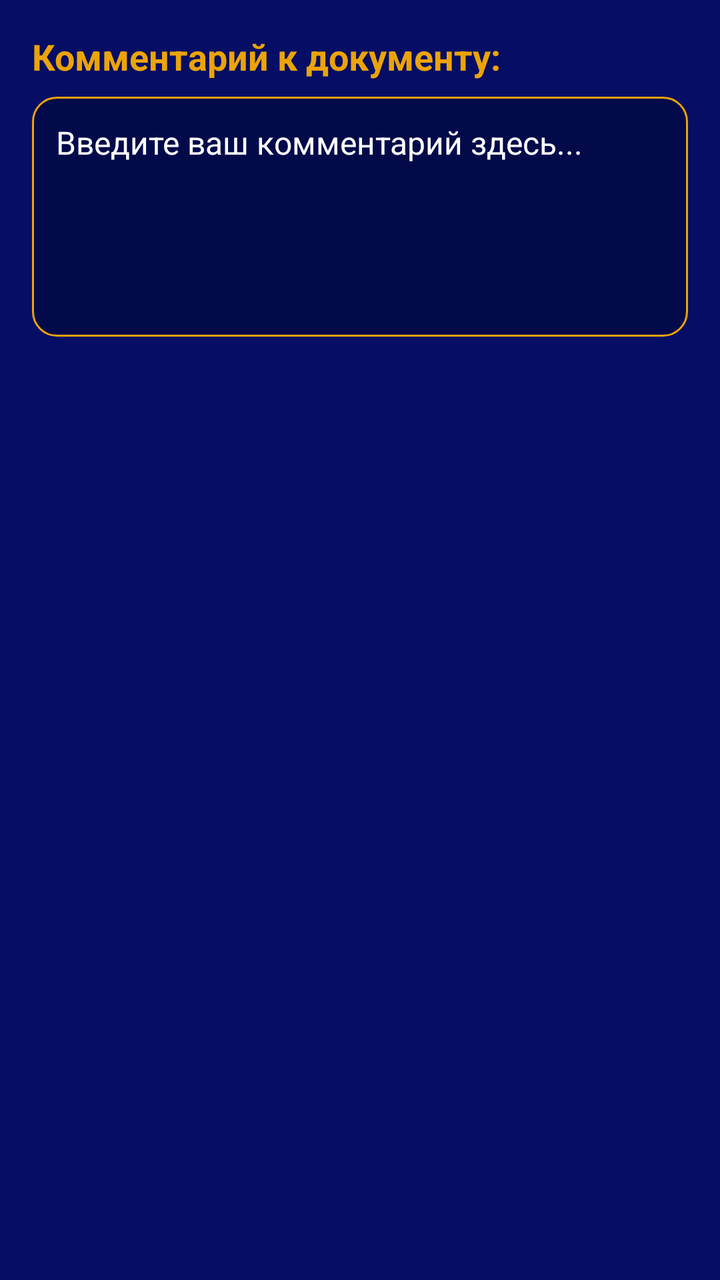
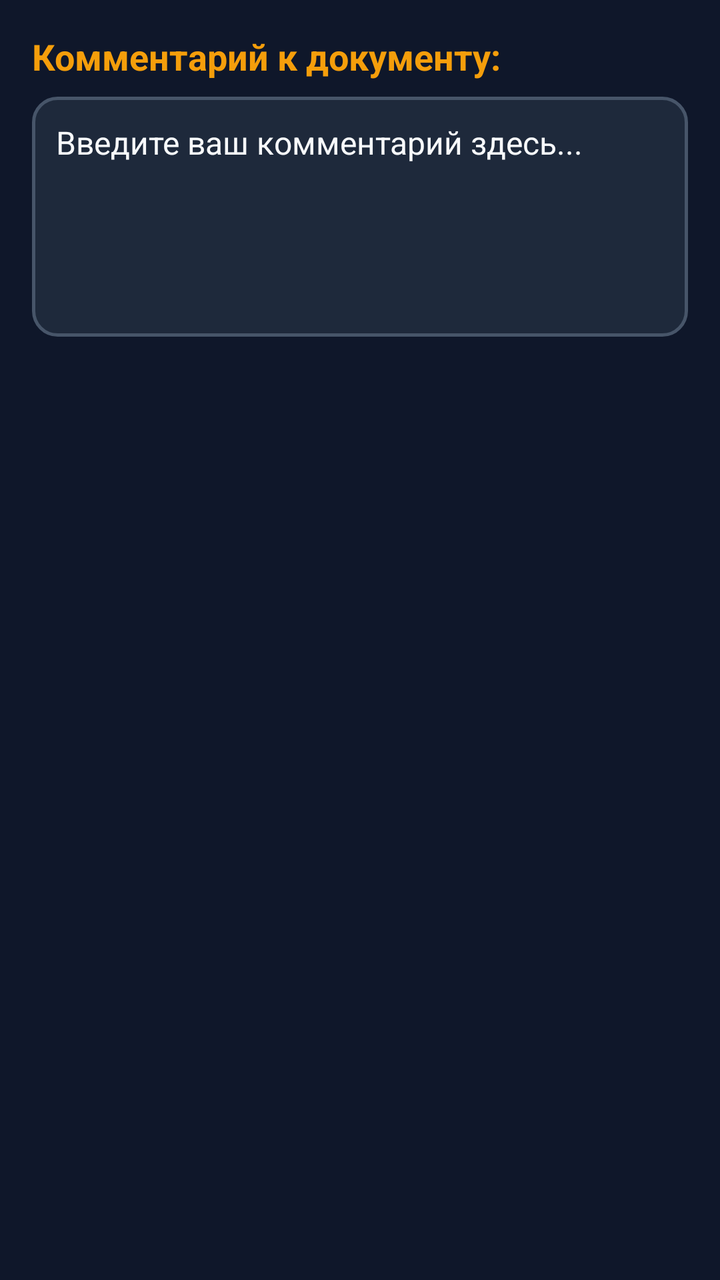

An Android layout rendered at two revisions. The XML below is the earlier revision; the diff shows what the commit changed to produce the second picture.
<!-- AndroidManifest.xml: application theme Theme.ScannerKotlin -->
<!-- res/layout/item_document_comment.xml -->
<?xml version="1.0" encoding="utf-8"?>
<LinearLayout xmlns:android="http://schemas.android.com/apk/res/android"
    android:layout_width="match_parent"
    android:layout_height="wrap_content"
    android:descendantFocusability="beforeDescendants"
    android:focusableInTouchMode="true"
    android:orientation="vertical"
    android:paddingStart="16dp"
    android:paddingTop="16dp"
    android:paddingEnd="16dp"
    android:paddingBottom="24dp"
    android:background="@color/dark_blue">

    <TextView
        android:layout_width="wrap_content"
        android:layout_height="wrap_content"
        android:layout_marginBottom="8dp"
        android:text="Комментарий к документу:"
        android:textColor="@color/yellow"
        android:textSize="18sp"
        android:textStyle="bold" />

    <EditText
        android:id="@+id/etDocumentComment"
        android:layout_width="match_parent"
        android:layout_height="wrap_content"
        android:background="@drawable/input_field_yellow_border_blue_bg"
        android:gravity="top|start"
        android:hint="Введите ваш комментарий здесь..."
        android:textColorHint="@color/white"
        android:inputType="textMultiLine|textCapSentences"
        android:minHeight="120dp"
        android:padding="12dp"
        android:textSize="16sp"
        android:textColor="@color/white"/>
</LinearLayout>
<!-- resources referenced by this layout -->
<resources>
  <color name="dark_blue">#050E64</color>
  <color name="white">#FFFFFFFF</color>
  <color name="yellow">#EBA308</color>
  <!-- drawable input_field_yellow_border_blue_bg (drawable) -->
  <?xml version="1.0" encoding="utf-8"?>
  <selector xmlns:android="http://schemas.android.com/apk/res/android">
  
      <item android:state_focused="true">
          <shape android:shape="rectangle">
              <solid android:color="@color/field_blue"/>
              <corners android:radius="12dp"/>
  
              <stroke android:width="2.5dp" android:color="@color/glowing_yellow"/>
              <padding
                  android:left="10dp"
                  android:right="10dp"
                  android:top="8dp"
                  android:bottom="8dp"/>
          </shape>
      </item>
  
  
      <item>
          <shape android:shape="rectangle">
              <solid android:color="@color/field_blue"/>
              <corners android:radius="12dp"/>
              <stroke android:width="1dp" android:color="@color/yellow"/>
              <padding
                  android:left="10dp"
                  android:right="10dp"
                  android:top="8dp"
                  android:bottom="8dp"/>
          </shape>
      </item>
  </selector>
  <style name="Theme.ScannerKotlin" parent="Base.Theme.ScannerKotlin" />
  <color name="field_blue">#030A4A</color>
  <color name="glowing_yellow">#FFFFE0</color>
  <style name="Base.Theme.ScannerKotlin" parent="Theme.Material3.DayNight.NoActionBar">
          
          
      </style>
</resources>

<!-- the commit's change to res/layout/item_document_comment.xml (unified diff, before → after) -->
@@ -1,36 +1,41 @@
 <?xml version="1.0" encoding="utf-8"?>
-<LinearLayout xmlns:android="http://schemas.android.com/apk/res/android"
+<FrameLayout xmlns:android="http://schemas.android.com/apk/res/android"
     android:layout_width="match_parent"
-    android:layout_height="wrap_content"
-    android:descendantFocusability="beforeDescendants"
-    android:focusableInTouchMode="true"
-    android:orientation="vertical"
-    android:paddingStart="16dp"
-    android:paddingTop="16dp"
-    android:paddingEnd="16dp"
-    android:paddingBottom="24dp"
+    android:layout_height="match_parent"
     android:background="@color/dark_blue">
 
-    <TextView
-        android:layout_width="wrap_content"
-        android:layout_height="wrap_content"
-        android:layout_marginBottom="8dp"
-        android:text="Комментарий к документу:"
-        android:textColor="@color/yellow"
-        android:textSize="18sp"
-        android:textStyle="bold" />
-
-    <EditText
-        android:id="@+id/etDocumentComment"
+    <LinearLayout
         android:layout_width="match_parent"
         android:layout_height="wrap_content"
-        android:background="@drawable/input_field_yellow_border_blue_bg"
-        android:gravity="top|start"
-        android:hint="Введите ваш комментарий здесь..."
-        android:textColorHint="@color/white"
-        android:inputType="textMultiLine|textCapSentences"
-        android:minHeight="120dp"
-        android:padding="12dp"
-        android:textSize="16sp"
-        android:textColor="@color/white"/>
-</LinearLayout>
+        android:descendantFocusability="beforeDescendants"
+        android:focusableInTouchMode="true"
+        android:orientation="vertical"
+        android:paddingStart="16dp"
+        android:paddingTop="16dp"
+        android:paddingEnd="16dp"
+        android:paddingBottom="24dp">
+
+        <TextView
+            android:layout_width="wrap_content"
+            android:layout_height="wrap_content"
+            android:layout_marginBottom="8dp"
+            android:text="Комментарий к документу:"
+            android:textColor="@color/yellow"
+            android:textSize="18sp"
+            android:textStyle="bold" />
+
+        <EditText
+            android:id="@+id/etDocumentComment"
+            android:layout_width="match_parent"
+            android:layout_height="wrap_content"
+            android:background="@drawable/input_field_yellow_border_blue_bg"
+            android:gravity="top|start"
+            android:hint="Введите ваш комментарий здесь..."
+            android:textColorHint="@color/white"
+            android:inputType="textMultiLine|textCapSentences"
+            android:minHeight="120dp"
+            android:padding="12dp"
+            android:textSize="16sp"
+            android:textColor="@color/white"/>
+    </LinearLayout>
+</FrameLayout>
<!-- resource entries referenced after the edit -->
@@ -1,8 +1,8 @@
 <!-- resources referenced by this layout -->
 <resources>
-  <color name="dark_blue">#050E64</color>
-  <color name="white">#FFFFFFFF</color>
-  <color name="yellow">#EBA308</color>
+  <color name="dark_blue">#FF0F172A</color>
+  <color name="white">#FFF8FAFC</color>
+  <color name="yellow">#FFF59E0B</color>
   <!-- drawable input_field_yellow_border_blue_bg (drawable) -->
   <?xml version="1.0" encoding="utf-8"?>
   <selector xmlns:android="http://schemas.android.com/apk/res/android">
@@ -11,36 +11,66 @@
           <shape android:shape="rectangle">
               <solid android:color="@color/field_blue"/>
               <corners android:radius="12dp"/>
-  
-              <stroke android:width="2.5dp" android:color="@color/glowing_yellow"/>
-              <padding
-                  android:left="10dp"
-                  android:right="10dp"
-                  android:top="8dp"
-                  android:bottom="8dp"/>
+              <stroke android:width="1.5dp" android:color="@color/glowing_yellow"/>
           </shape>
       </item>
-  
   
       <item>
           <shape android:shape="rectangle">
               <solid android:color="@color/field_blue"/>
               <corners android:radius="12dp"/>
-              <stroke android:width="1dp" android:color="@color/yellow"/>
-              <padding
-                  android:left="10dp"
-                  android:right="10dp"
-                  android:top="8dp"
-                  android:bottom="8dp"/>
+              <stroke android:width="1.5dp" android:color="@color/stroke_muted"/>
           </shape>
       </item>
   </selector>
   <style name="Theme.ScannerKotlin" parent="Base.Theme.ScannerKotlin" />
-  <color name="field_blue">#030A4A</color>
-  <color name="glowing_yellow">#FFFFE0</color>
+  <color name="field_blue">#FF1E293B</color>
+  <color name="glowing_yellow">#FFFBBF24</color>
+  <color name="stroke_muted">#FF475569</color>
   <style name="Base.Theme.ScannerKotlin" parent="Theme.Material3.DayNight.NoActionBar">
+          <item name="colorPrimary">@color/yellow</item>
+          <item name="colorOnPrimary">@color/dark_blue</item>
+          <item name="colorSecondary">@color/surface_elevated</item>
+          <item name="colorSurface">@color/field_blue</item>
+          <item name="android:colorBackground">@color/dark_blue</item>
+          <item name="android:statusBarColor">@color/dark_blue</item>
+          <item name="android:navigationBarColor">@color/dark_blue</item>
+          <item name="android:windowBackground">@color/dark_blue</item>
+          <item name="android:textColorPrimary">@color/white</item>
+          <item name="android:textColorSecondary">@color/gray</item>
+          <item name="materialAlertDialogTheme">@style/MyCustomMaterialAlertDialogStyle</item>
+      </style>
+  <color name="surface_elevated">#FF334155</color>
+  <color name="gray">#FF94A3B8</color>
+  <style name="MyCustomMaterialAlertDialogStyle" parent="ThemeOverlay.MaterialComponents.MaterialAlertDialog">
           
+          <item name="colorSurface">@color/dark_blue</item> 
+          <item name="android:background">@color/dark_blue</item> 
+          <item name="android:windowBackground">@color/dark_blue</item> 
+  
           
+          <item name="materialAlertDialogTitleTextStyle">@style/MyCustomMaterialAlertDialog.TitleText</item>
+  
+          
+          <item name="materialAlertDialogBodyTextStyle">@style/MyCustomMaterialAlertDialog.BodyText</item>
+  
+          
+          <item name="buttonBarPositiveButtonStyle">@style/MyCustomMaterialAlertDialog.Button</item>
+          <item name="buttonBarNegativeButtonStyle">@style/MyCustomMaterialAlertDialog.Button</item>
+          <item name="buttonBarNeutralButtonStyle">@style/MyCustomMaterialAlertDialog.Button</item>
+      </style>
+  <style name="MyCustomMaterialAlertDialog.TitleText" parent="MaterialAlertDialog.MaterialComponents.Title.Text">
+          <item name="android:textColor">@color/yellow</item>
+          <item name="android:textSize">20sp</item> 
+      </style>
+  <style name="MyCustomMaterialAlertDialog.BodyText" parent="MaterialAlertDialog.MaterialComponents.Body.Text">
+          <item name="android:textColor">@color/yellow</item>
+          <item name="android:textSize">16sp</item> 
+      </style>
+  <style name="MyCustomMaterialAlertDialog.Button" parent="Widget.MaterialComponents.Button.TextButton.Dialog">
+          <item name="android:textColor">@color/yellow</item>
+          <item name="rippleColor">@color/yellow</item>
+          <item name="android:textSize">14sp</item> 
       </style>
 </resources>
 
